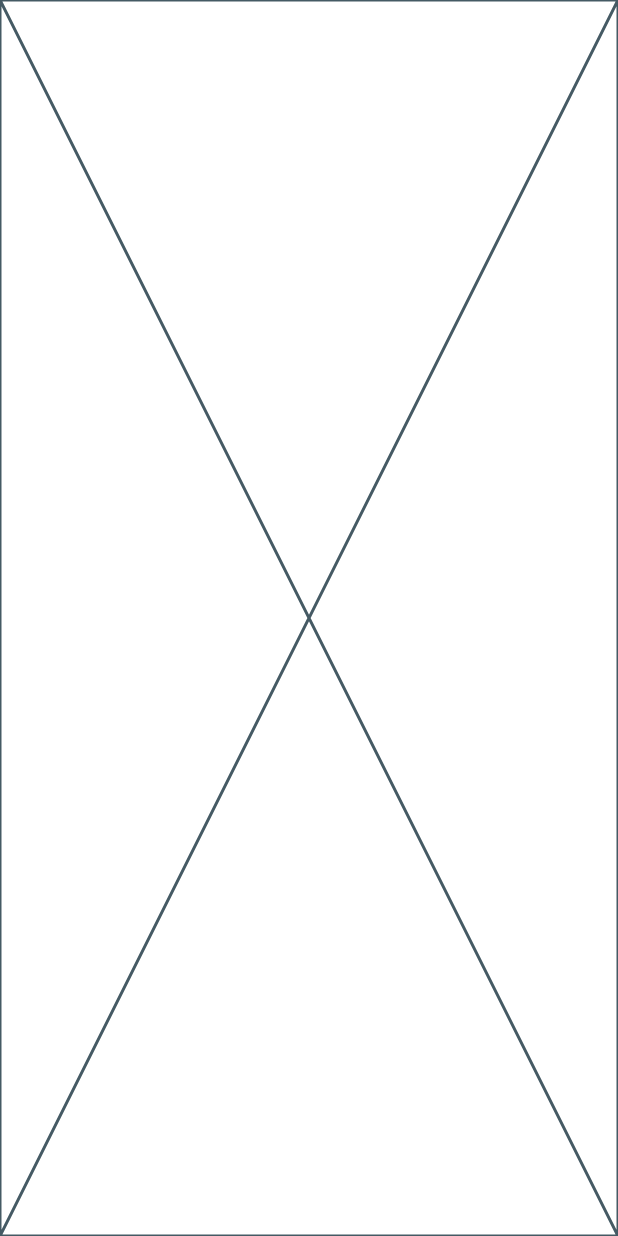
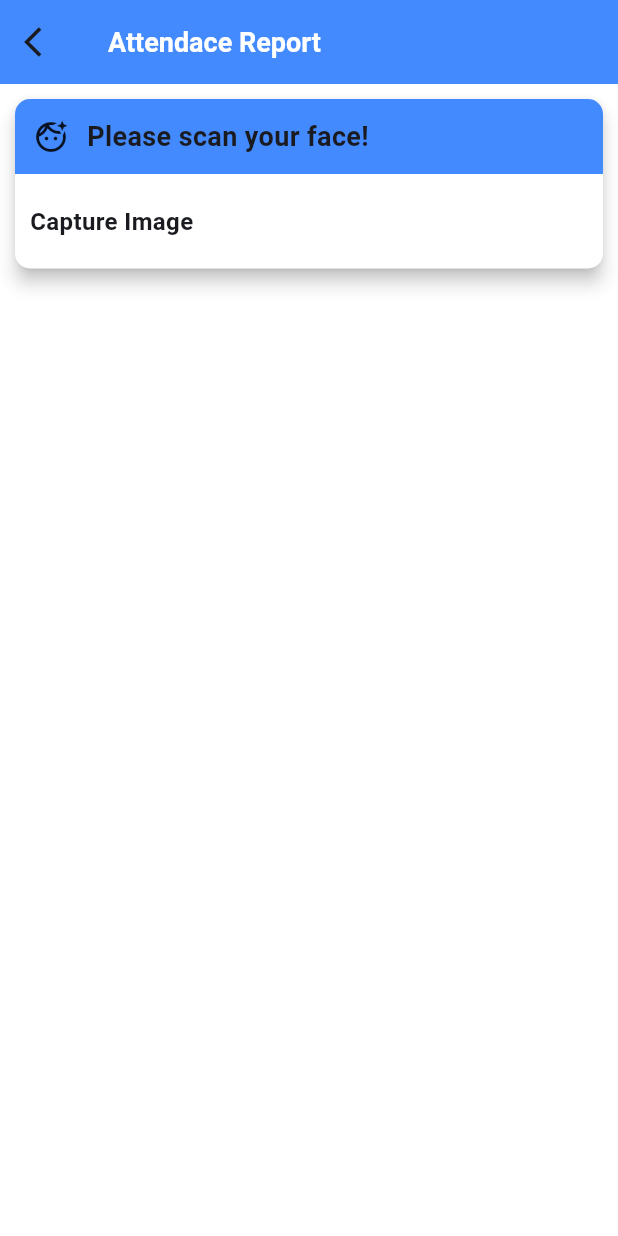
Before and after one commit to Khairunnyisa/attendance-app, a Flutter app: the screen it shows after launch, after a tap on "Attendance Report", on a phone screen of 412 x 824 dp. Run offline on Flutter 3.47's test engine with Material 3 defaults, Android fonts, the phone set to English and light mode, and no system bars; our stand-ins replace camera, cloud_firestore, firebase_core; missing offline and left inert: google_mlkit_face_detection; accounts and stored records are empty.

```diff
--- a/lib/ui/attend/attendance.dart
+++ b/lib/ui/attend/attendance.dart
@@ -1,10 +1,108 @@
+import 'package:camera/camera.dart';
+import 'package:cloud_firestore/cloud_firestore.dart';
 import 'package:flutter/material.dart';
 
-class Attendance extends StatelessWidget {
-  const Attendance({super.key});
+class Attendance extends StatefulWidget {
+  final XFile? image;
+  const Attendance({super.key, required this.image});
 
   @override
+  State<Attendance> createState() => _AttendanceState(this.image);
+}
+
+class _AttendanceState extends State<Attendance> {
+  _AttendanceState(this.image);
+
+  XFile? image;
+  // mau melampirkan beberapa informasi
+  String adress = "", date = "", time = "", dateTime = "", status = "Attend";
+  bool isLoading = false;
+  // double untuk desimal
+  // lat = vertical, long = horizontal
+  double lat = 0.0, long = 0.0;
+  int dateHourse = 0, minute = 0;
+  // kayak study case yg auth, kita mau masukin nama disini
+  final controller = TextEditingController();
+  // FirebaseFirestore.instance.collection('attendance') => itu yg dimasukin key nya
+  final CollectionReference dataCollection =
+      FirebaseFirestore.instance.collection('attendance');
+
+  @override
+  void initState() {
+    handleLocationPermission();
+    setDateTime();
+    setAttendStatus();
+
+    // ketika image udah gak kosong
+    if (image != null) {
+      isLoading = true;
+      getGeoLocationPosition();
+    }
+  }
+
+  // @override => anotasi
+  @override
   Widget build(BuildContext context) {
-    return const Placeholder();
+    Size size = MediaQuery.of(context).size;
+
+    return Scaffold(
+      backgroundColor: Colors.white,
+      appBar: AppBar(
+        elevation: 0,
+        backgroundColor: Colors.blueAccent,
+        leading: IconButton(
+          icon: Icon(Icons.arrow_back_ios),
+          // biar balik ke halaman awal
+          onPressed: () => Navigator.of(context).pop,
+        ),
+        title: Text(
+          "Attendace Report",
+          style: TextStyle(
+              fontSize: 18, fontWeight: FontWeight.bold, color: Colors.white),
+        ),
+      ),
+      body: SingleChildScrollView(
+        child: Card(
+          color: Colors.white,
+          margin: EdgeInsets.fromLTRB(10, 10, 10, 10),
+          shape:
+              RoundedRectangleBorder(borderRadius: BorderRadius.circular(10)),
+          elevation: 5,
+          child: Column(
+            crossAxisAlignment: CrossAxisAlignment.start,
+            children: [
+              Container(
+                height: 50,
+                decoration: BoxDecoration(
+                    borderRadius: BorderRadius.only(
+                        topLeft: Radius.circular(10),
+                        topRight: Radius.circular(10)),
+                    color: Colors.blueAccent),
+                child: Row(
+                  children: [
+                    SizedBox(width: 12),
+                    Icon(Icons.face_retouching_natural_outlined),
+                    SizedBox(width: 12),
+                    // kasih informasi, harus take foto dulu
+                    Text(
+                      "Please scan your face!",
+                      style:
+                          TextStyle(fontSize: 18, fontWeight: FontWeight.bold),
+                    ),
+                  ],
+                ),
+              ),
+              Padding(
+                padding: EdgeInsets.fromLTRB(10, 20, 0, 20),
+                child: Text(
+                  "Capture Image",
+                  style: TextStyle(fontSize: 16, fontWeight: FontWeight.bold),
+                ),
+              ),
+            ],
+          ),
+        ),
+      ),
+    );
   }
 }
--- /dev/null
+++ b/lib/ui/attend/camera_screen.dart
@@ -0,0 +1,15 @@
+import 'package:flutter/material.dart';
+
+class CameraScreen extends StatefulWidget {
+  const CameraScreen({super.key});
+
+  @override
+  State<CameraScreen> createState() => _CameraScreenState();
+}
+
+class _CameraScreenState extends State<CameraScreen> {
+  @override
+  Widget build(BuildContext context) {
+    return const Placeholder();
+  }
+}
```
Also changed, not shown: lib/ui/history/history_screen.dart (added), lib/ui/permission/permission_screen.dart (added), 1 other file.
